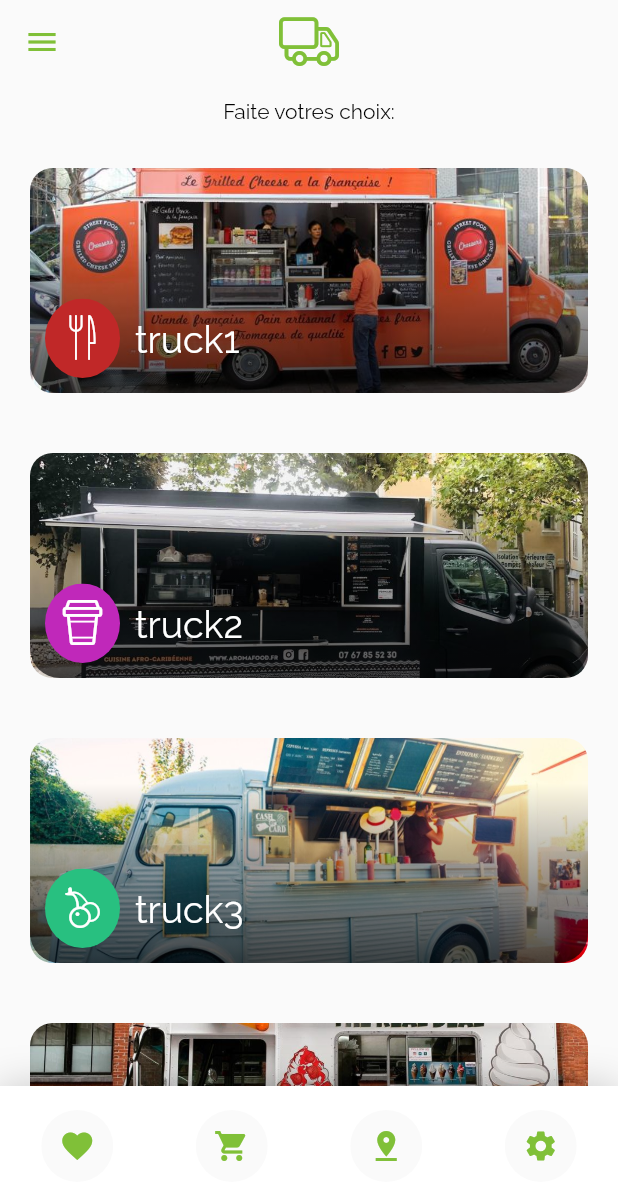
After one commit to Naruto2020/foodtruckapp, a Flutter app: the CategoryListPage screen opened directly, on a phone screen of 412 x 824 dp. The commit adds this screen. Shown: the top 1200 px of the screen. Run offline on Flutter 3.47's test engine with Material 2 defaults, Android fonts, the light colour scheme and no system bars; our stand-ins replace google_maps_flutter.

Commit message:
set catégory & map page

```diff
--- a/lib/helper/appcolors.dart
+++ b/lib/helper/appcolors.dart
@@ -1,3 +1,5 @@
+// ignore_for_file: constant_identifier_names
+
 import 'dart:core';
 import 'dart:ui';
 
--- a/lib/helper/iconhelper.dart
+++ b/lib/helper/iconhelper.dart
@@ -1,3 +1,12 @@
+// ignore_for_file: constant_identifier_names
+
 class IconFontHelper {
-  static const String logo = 'a';
+    static const String logo = 'a';
+    static const String main_logo = 'b';
+    static const String meats = 'c';
+    static const String pastries = 'd';
+    static const String seeds = 'e';
+    static const String spices = 'f';
+    static const String  vegs = 'g';
+    static const String fruits = 'h';
 }
--- /dev/null
+++ b/lib/helper/utils.dart
@@ -0,0 +1,48 @@
+import 'package:foodtruckapp/helper/appcolors.dart';
+import 'package:foodtruckapp/helper/iconhelper.dart';
+import './iconhelper.dart';
+import './appcolors.dart';
+import '../models/category.dart';
+
+class Utils{
+  static List<Category> getMockedCategories() {
+    return [
+      Category(
+        color: AppColors.MEATS,
+        name: "truck1",
+        imgName: "truckF1",
+        icon: IconFontHelper.meats,
+        subCategories : []
+      ),
+      Category(
+        color: AppColors.FRUITS,
+        name: "truck2",
+        imgName: "truckF2",
+        icon: IconFontHelper.fruits,
+        subCategories : []
+      ),
+      Category(
+        color: AppColors.VEGS,
+        name: "truck3",
+        imgName: "truckF3",
+        icon: IconFontHelper.vegs,
+        subCategories : []
+      ),
+      Category(
+        color: AppColors.SEEDS,
+        name: "truck4",
+        imgName: "truckF4",
+        icon: IconFontHelper.seeds,
+        subCategories : []
+      ),
+
+      Category(
+        color: AppColors.SPICES,
+        name: "truck5",
+        imgName: "truckF5",
+        icon: IconFontHelper.spices,
+        subCategories : []
+      ),
+    ];
+  }
+}
--- /dev/null
+++ b/lib/models/category.dart
@@ -0,0 +1,21 @@
+import 'package:flutter/material.dart';
+import 'dart:ui';
+
+class Category {
+  late String name;
+  late String icon;
+  late Color color;
+  late String imgName;
+  late List<Category> subCategories;
+
+
+  Category(
+    {
+      required this.name,
+      required this.icon,
+      required this.color,
+      required this.imgName,
+      required this.subCategories
+    }
+  );
+}
--- /dev/null
+++ b/lib/pages/categorylistpage.dart
@@ -0,0 +1,86 @@
+// ignore_for_file: must_be_immutable, avoid_unnecessary_containers, prefer_const_constructors, prefer_const_literals_to_create_immutables
+
+import 'package:flutter/material.dart';
+import 'package:foodtruckapp/helper/appcolors.dart';
+import 'package:foodtruckapp/helper/iconhelper.dart';
+import 'package:foodtruckapp/models/category.dart';
+import 'package:foodtruckapp/pages/selectedcategorypage.dart';
+import 'package:foodtruckapp/pages/themap.dart';
+import 'package:foodtruckapp/widgets/categorycart.dart';
+import 'package:foodtruckapp/widgets/iconfont.dart';
+//import '../widgets/categoryicon.dart';
+import '../widgets/categorybottombar.dart';
+import '../models/category.dart';
+import '../helper/utils.dart';
+import '../widgets/categorycart.dart';
+
+
+class CategoryListPage extends StatelessWidget {
+  CategoryListPage({Key? key}) : super(key: key);
+
+  List<Category> categories = Utils.getMockedCategories();
+
+  @override
+  Widget build(BuildContext context) {
+    return Scaffold(
+      drawer: const Drawer(),
+      appBar: AppBar(
+        centerTitle: true,
+        title: IconFont(
+          iconName: IconFontHelper.logo,
+          color: AppColors.MAIN_COLOR,
+          size: 40,
+        ),
+        backgroundColor: Colors.transparent,
+        elevation: 0.0,
+        iconTheme: IconThemeData(color: AppColors.MAIN_COLOR),
+      ),
+      body:  Container(
+        child : Stack(
+          children: [
+            Column(
+              crossAxisAlignment: CrossAxisAlignment.stretch,
+              children:[
+                Padding(
+                  padding: EdgeInsets.only(top: 10, bottom: 10),
+                  child: Text('Faite votres choix:',
+                  textAlign: TextAlign.center,
+                    style: TextStyle(color: Colors.black),
+                  ),
+                ),
+
+                Expanded(
+                  child: ListView.builder(
+                    itemCount: categories.length,
+                    itemBuilder: (BuildContext ctx, int index) {
+                      // call categoryCard widget to display list
+                      return CategoryCart(
+                        category: categories[index],
+                        onCartClick: () {
+                          Navigator.push(
+                            context,
+                            MaterialPageRoute(
+                              builder: (context) => TheMapPage()
+                            )
+                          );
+                        },
+                      );
+
+                    },
+                  ),
+                )
+              ],
+            ),
+            Positioned(
+              bottom: 0,
+              left: 0,
+              right: 0,
+              child: CategoryBottomBar(),
+            )
+          ],
+        )
+      ),
+
+    );
+  }
+}
--- a/lib/pages/mymap.dart
+++ /dev/null
@@ -1,73 +0,0 @@
-
-import 'package:flutter/material.dart';
-import 'package:google_maps_flutter/google_maps_flutter.dart';
-//import 'package:flutter_gmaps/directions_model.dart';
-//import 'package:flutter_gmaps/directions_repository.dart';
-
-
-void main() {
-  runApp(const MyApp());
-}
-
-class MyApp extends StatelessWidget {
-  const MyApp({Key? key}) : super(key: key);
-
-  // This widget is the root of your application.
-  @override
-  Widget build(BuildContext context) {
-    return MaterialApp(
-      title: 'Flutter Demo',
-      theme: ThemeData(
-        // This is the theme of your application.
-        //
-        // Try running your application with "flutter run". You'll see the
-        // application has a blue toolbar. Then, without quitting the app, try
-        // changing the primarySwatch below to Colors.green and then invoke
-        // "hot reload" (press "r" in the console where you ran "flutter run",
-        // or simply save your changes to "hot reload" in a Flutter IDE).
-        // Notice that the counter didn't reset back to zero; the application
-        // is not restarted.
-        primarySwatch: Colors.blue,
-      ),
-      home: MapScreen(),
-    );
-  }
-}
-
-// ignore: use_key_in_widget_constructors
-class MapScreen extends StatefulWidget {
-  @override
-
-  // ignore: library_private_types_in_public_api
-  _MapScreenState createState() => _MapScreenState();
-}
-
-class _MapScreenState extends State<MapScreen> {
-  static const _initialCameraPosition = CameraPosition(
-    target: LatLng(48.04866, -1.74234),
-    zoom: 11.5,
-  );
-
-  late GoogleMapController _googleMapController;
-
-  @override
-  void dispose(
-
-  );
-
-  // Void dispose(){
-  //   _googleMapController.dispose();
-  //   super.dispose();
-  // }
-
-  @override
-  Widget build(BuildContext context) {
-    return const Scaffold(
-      body: GoogleMap(
-        myLocationButtonEnabled: false,
-        zoomControlsEnabled: false,
-        initialCameraPosition: _initialCameraPosition,
-      ),
-    );
-  }
-}
--- /dev/null
+++ b/lib/pages/selectedcategorypage.dart
@@ -0,0 +1,18 @@
+// ignore_for_file: avoid_unnecessary_containers, prefer_const_constructors
+
+import 'package:flutter/material.dart';
+import 'package:flutter/src/foundation/key.dart';
+import 'package:flutter/src/widgets/framework.dart';
+
+class SelectedCategoryPage extends StatelessWidget {
+  const SelectedCategoryPage({Key? key}) : super(key: key);
+
+  @override
+  Widget build(BuildContext context) {
+    return Scaffold(
+      body: Container(
+        child: Text('Selected Category!'),
+      ),
+    );
+  }
+}
--- a/lib/pages/welcomepage.dart
+++ b/lib/pages/welcomepage.dart
@@ -1,7 +1,10 @@
 // ignore_for_file: deprecated_member_use
 
 import 'package:flutter/material.dart';
+import 'package:foodtruckapp/pages/categorylistpage.dart';
 import 'package:foodtruckapp/pages/themap.dart';
+import '../widgets/categoryicon.dart';
+import './categorylistpage.dart';
 import '../pages/auth/signin.dart';
 import '../pages/auth/signup.dart';
 //import 'package:google_maps_flutter/google_maps_flutter.dart';
@@ -76,7 +79,7 @@ class WelcomePage extends StatelessWidget {
                       onPressed: () {
                         Navigator.push(
                           context,
-                          MaterialPageRoute(builder: (context) => const TheMapPage())
+                          MaterialPageRoute(builder: (context) =>  CategoryListPage())
                         );
                       },
                       shape: RoundedRectangleBorder(
--- /dev/null
+++ b/lib/widgets/categorybottombar.dart
@@ -0,0 +1,70 @@
+// ignore_for_file: unnecessary_import, implementation_imports, unused_import
+
+import 'package:flutter/material.dart';
+import 'package:flutter/src/foundation/key.dart';
+import 'package:flutter/src/widgets/framework.dart';
+import '../helper/appcolors.dart';
+import '../widgets/categoryicon.dart';
+
+class CategoryBottomBar extends StatelessWidget {
+  const CategoryBottomBar({Key? key}) : super(key: key);
+
+  @override
+  Widget build(BuildContext context) {
+    return Container(
+      decoration: BoxDecoration(
+        color: Colors.white,
+        boxShadow: [
+          BoxShadow(
+            blurRadius: 20, color: Colors.black.withOpacity(0.2),
+            offset: Offset.zero
+          )
+        ]
+      ),
+      height: 100,
+      padding: EdgeInsets.only(bottom: 20),
+      child: Row(
+        mainAxisAlignment: MainAxisAlignment.spaceAround,
+        children:[
+          ClipOval(
+            child: Material(
+              child: IconButton(
+                icon: Icon(Icons.favorite, color: AppColors.MAIN_COLOR),
+                onPressed: (){},
+              ),
+            ),
+
+          ),
+          ClipOval(
+            child: Material(
+              child: IconButton(
+                icon: Icon(Icons.shopping_cart, color: AppColors.MAIN_COLOR),
+                onPressed: (){},
+              ),
+            ),
+
+          ),
+          ClipOval(
+            child: Material(
+              child: IconButton(
+                icon: Icon(Icons.pin_drop, color: AppColors.MAIN_COLOR),
+                onPressed: (){},
+              ),
+            ),
+
+          ),
+          ClipOval(
+            child: Material(
+              child: IconButton(
+                icon: Icon(Icons.settings, color: AppColors.MAIN_COLOR),
+                onPressed: (){},
+              ),
+            ),
+
+          ),
+
+        ],
+      ),
+    );
+  }
+}
--- /dev/null
+++ b/lib/widgets/categorycart.dart
@@ -0,0 +1,93 @@
+// ignore_for_file: prefer_const_constructors, must_be_immutable, unused_import, use_key_in_widget_constructors
+
+import 'package:flutter/material.dart';
+import 'package:foodtruckapp/models/category.dart';
+import './iconfont.dart';
+import '../widgets/categoryicon.dart';
+import '../models/category.dart';
+import '../helper/utils.dart';
+
+class CategoryCart extends StatelessWidget {
+  Category category;
+  Function onCartClick;
+
+  CategoryCart( {required this.category, required this.onCartClick}) ;
+
+  @override
+  Widget build(BuildContext context){
+    return GestureDetector(
+      onTap: (){
+        onCartClick();
+      },
+    child: Container(
+      //child: Text(categories[index].name),
+      margin: EdgeInsets.all(20),
+      height: 150,
+      child: Stack(
+        children: [
+          Positioned.fill(
+            child: ClipRRect(
+              borderRadius: BorderRadius.circular(15),
+              child: Image.asset('assets/imgs/${category.imgName}.jpg',
+                fit: BoxFit.cover,
+              ),
+
+            ),
+          ),
+
+          Positioned(
+            bottom: 0,
+            left: 0,
+            right: 0,
+            child: Container(
+              height: 120,
+              decoration: BoxDecoration(
+                borderRadius: BorderRadius.only(
+                  bottomLeft: Radius.circular(20),
+                  bottomRight: Radius.circular(20)
+                ),
+                gradient: LinearGradient(
+                  begin: Alignment.bottomCenter,
+                  end: Alignment.topCenter,
+                  colors: [
+                    Colors.black.withOpacity(0.7),
+                    Colors.transparent
+                  ]
+                )
+              ),
+            )
+
+          ),
+          Positioned(
+            bottom: 0,
+            child: Padding(
+              padding: const EdgeInsets.all(10),
+              child: Row(
+                children: [
+                  // call category icon to display icon on listes
+                  CategoryIcon(
+                    color: category.color,
+                    iconName: category.icon, size: 30,
+
+                  ),
+                  SizedBox(width: 10),
+                  Text(category.name,
+                    style: TextStyle(
+                      color: Colors.white,
+                      fontSize: 25
+                    ),
+                  )
+                ],
+              ),
+            )
+
+          )
+
+        ],
+      ),
+    )
+
+    );
+  }
+
+}
--- /dev/null
+++ b/lib/widgets/categoryicon.dart
@@ -0,0 +1,29 @@
+
+// ignore_for_file: must_be_immutable, use_key_in_widget_constructors, prefer_const_constructors
+
+import 'package:flutter/material.dart';
+import './iconfont.dart';
+
+class CategoryIcon extends StatelessWidget {
+  Color color;
+  String iconName;
+  double size;
+
+  CategoryIcon({required this.color, required this.iconName, required this.size});
+
+  @override
+  Widget build(BuildContext context){
+
+    return ClipOval(
+      child: Container(
+        color: color,
+        padding: EdgeInsets.all(10),
+        child: IconFont(
+          color: Colors.white,
+          iconName: iconName,
+          size: size,
+        ),
+      )
+    );
+  }
+}
--- a/lib/widgets/iconfont.dart
+++ b/lib/widgets/iconfont.dart
@@ -8,7 +8,7 @@ class IconFont extends StatelessWidget {
   double size;
   String iconName;
 
-  IconFont({Key? key, required this.color, required this.size, required this.iconName, }) : super(key: key);
+  IconFont({Key? key, required this.color, required this.size, required this.iconName }) : super(key: key);
 
   @override
 
--- a/pubspec.yaml
+++ b/pubspec.yaml
@@ -73,6 +73,12 @@ flutter:
     - assets/imgs/icons8-marqueur-41.png
     - assets/imgs/icons8-user.png
     - assets/imgs/icons8-truck.png
+    - assets/imgs/truckF1.jpg
+    - assets/imgs/truckF2.jpg
+    - assets/imgs/truckF3.jpg
+    - assets/imgs/truckF4.jpg
+    - assets/imgs/truckF5.jpg
+
 
   # An image asset can refer to one or more resolution-specific "variants", see
   # https://flutter.dev/assets-and-images/#resolution-aware
```
Also changed, not shown: assets/fonts/untitled-font-1.ttf, assets/imgs/truckF1.jpg (added), assets/imgs/truckF2.jpg (added), assets/imgs/truckF3.jpg (added), assets/imgs/truckF4.jpg (added), assets/imgs/truckF5.jpg (added).
